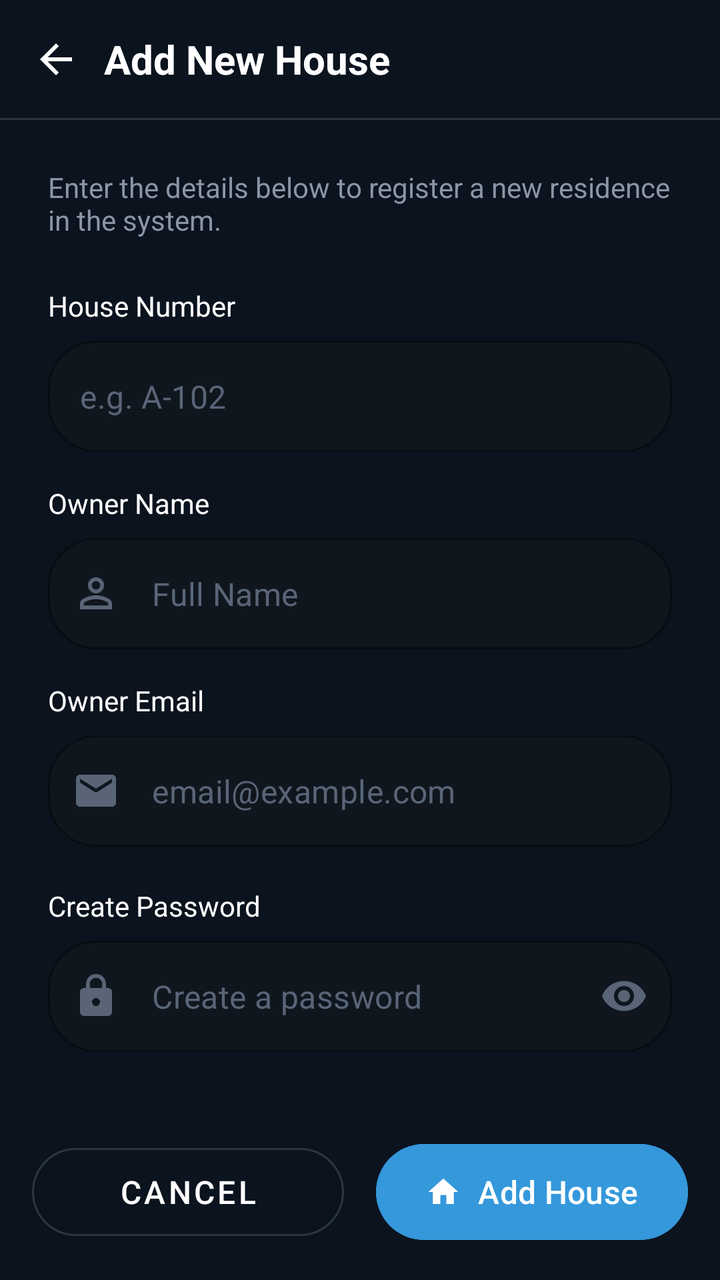
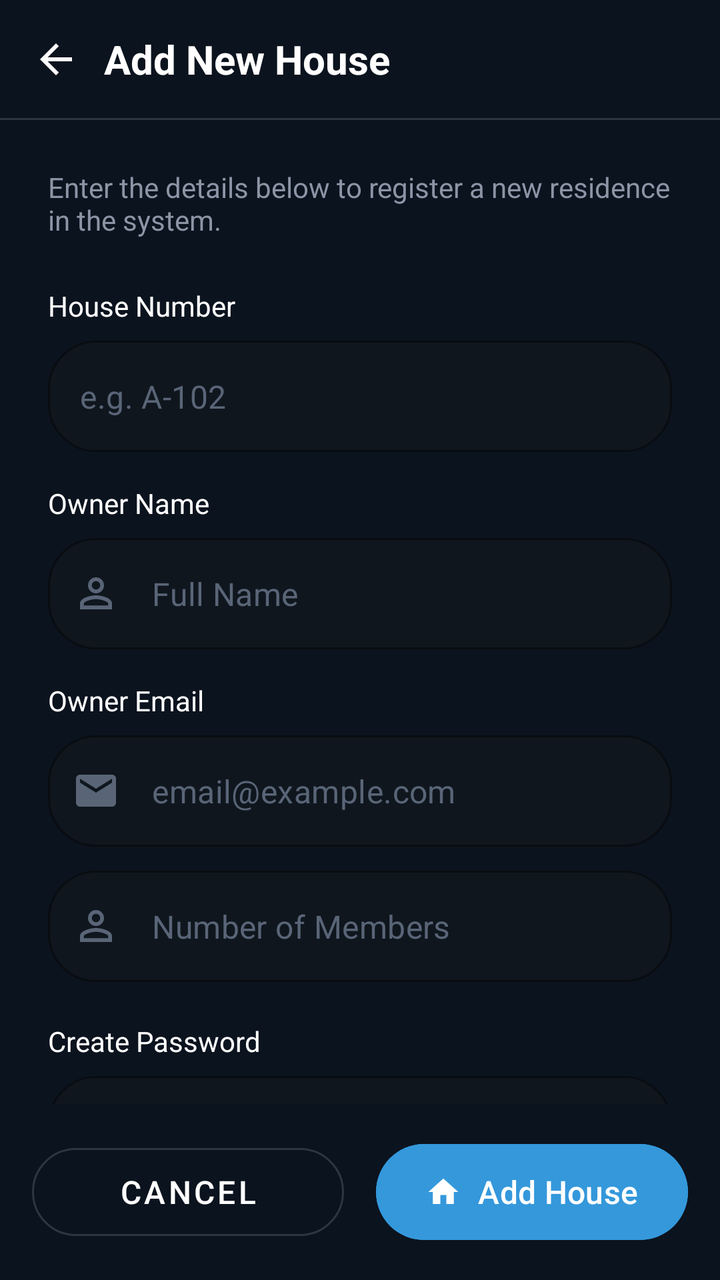

Before-and-after screenshots of an Android layout around one commit, followed by the original layout XML and the change that was made.
<!-- AndroidManifest.xml: application theme Theme.HouseVisitorManagementSystem -->
<!-- res/layout/activity_add_house.xml -->
<?xml version="1.0" encoding="utf-8"?>
<androidx.constraintlayout.widget.ConstraintLayout xmlns:android="http://schemas.android.com/apk/res/android"
    xmlns:app="http://schemas.android.com/apk/res-auto"
    xmlns:tools="http://schemas.android.com/tools"
    android:id="@+id/main"
    android:layout_width="match_parent"
    android:layout_height="match_parent"
    android:background="@color/night_blue"
    tools:context=".AddHouseActivity">

    <androidx.constraintlayout.widget.ConstraintLayout
        android:id="@+id/headerLayout"
        android:layout_width="match_parent"
        android:layout_height="wrap_content"
        android:padding="16dp"
        app:layout_constraintTop_toTopOf="parent">

        <ImageView
            android:id="@+id/btnBack"
            android:layout_width="24dp"
            android:layout_height="24dp"
            android:contentDescription="@string/back"
            android:src="@drawable/ic_arrow_back"
            app:layout_constraintBottom_toBottomOf="parent"
            app:layout_constraintStart_toStartOf="parent"
            app:layout_constraintTop_toTopOf="parent"
            app:tint="@color/white" />

        <TextView
            android:layout_width="wrap_content"
            android:layout_height="wrap_content"
            android:layout_marginStart="12dp"
            android:text="@string/add_new_house"
            android:textColor="@color/white"
            android:textSize="20sp"
            android:textStyle="bold"
            app:layout_constraintBottom_toBottomOf="parent"
            app:layout_constraintStart_toEndOf="@id/btnBack"
            app:layout_constraintTop_toTopOf="parent" />


    </androidx.constraintlayout.widget.ConstraintLayout>

    <View
        android:id="@+id/divider"
        android:layout_width="match_parent"
        android:layout_height="1dp"
        android:background="@color/slate_blue_gray"
        app:layout_constraintTop_toBottomOf="@id/headerLayout" />

    <androidx.core.widget.NestedScrollView
        android:layout_width="match_parent"
        android:layout_height="0dp"
        android:fillViewport="true"
        app:layout_constraintBottom_toTopOf="@id/footerLayout"
        app:layout_constraintTop_toBottomOf="@id/divider">

        <LinearLayout
            android:layout_width="match_parent"
            android:layout_height="wrap_content"
            android:orientation="vertical"
            android:padding="24dp">

            <TextView
                android:layout_width="match_parent"
                android:layout_height="wrap_content"
                android:layout_marginBottom="24dp"
                android:text="@string/add_new_house_info"
                android:textColor="@color/steel_blue_gray"
                android:textSize="14sp" />

            <TextView
                android:layout_width="wrap_content"
                android:layout_height="wrap_content"
                android:layout_marginBottom="8dp"
                android:text="@string/house_number"
                android:textColor="@color/white"
                android:textSize="14sp" />

            <com.google.android.material.textfield.TextInputLayout
                android:id="@+id/etHouseNumber"
                style="@style/Widget.MaterialComponents.TextInputLayout.OutlinedBox"
                android:layout_width="match_parent"
                android:layout_height="wrap_content"
                android:layout_marginBottom="16dp"
                app:boxBackgroundColor="@color/charcoal_navy"
                app:boxCornerRadiusBottomEnd="24dp"
                app:boxCornerRadiusBottomStart="24dp"
                app:boxCornerRadiusTopEnd="24dp"
                app:boxCornerRadiusTopStart="24dp"
                app:boxStrokeColor="@color/slate_blue_gray"
                app:boxStrokeWidth="1dp"
                app:hintEnabled="false">

                <com.google.android.material.textfield.TextInputEditText
                    android:layout_width="match_parent"
                    android:layout_height="wrap_content"
                    android:hint="@string/house_number_hint"
                    android:inputType="text"
                    android:textColor="@color/white"
                    android:textColorHint="@color/slate_gray" />
            </com.google.android.material.textfield.TextInputLayout>

            <TextView
                android:layout_width="wrap_content"
                android:layout_height="wrap_content"
                android:layout_marginBottom="8dp"
                android:text="@string/owner_name"
                android:textColor="@color/white"
                android:textSize="14sp" />

            <com.google.android.material.textfield.TextInputLayout
                android:id="@+id/etOwnerName"
                style="@style/Widget.MaterialComponents.TextInputLayout.OutlinedBox"
                android:layout_width="match_parent"
                android:layout_height="wrap_content"
                android:layout_marginBottom="16dp"
                app:boxBackgroundColor="@color/charcoal_navy"
                app:boxCornerRadiusBottomEnd="24dp"
                app:boxCornerRadiusBottomStart="24dp"
                app:boxCornerRadiusTopEnd="24dp"
                app:boxCornerRadiusTopStart="24dp"
                app:boxStrokeColor="@color/slate_blue_gray"
                app:boxStrokeWidth="1dp"
                app:hintEnabled="false"
                app:startIconDrawable="@drawable/ic_person_outline"
                app:startIconTint="@color/slate_gray">

                <com.google.android.material.textfield.TextInputEditText
                    android:layout_width="match_parent"
                    android:layout_height="wrap_content"
                    android:hint="@string/full_name"
                    android:inputType="textPersonName"
                    android:textColor="@color/white"
                    android:textColorHint="@color/slate_gray" />
            </com.google.android.material.textfield.TextInputLayout>

            <TextView
                android:layout_width="wrap_content"
                android:layout_height="wrap_content"
                android:layout_marginBottom="8dp"
                android:text="@string/owner_email"
                android:textColor="@color/white"
                android:textSize="14sp" />

            <com.google.android.material.textfield.TextInputLayout
                android:id="@+id/etOwnerEmail"
                style="@style/Widget.MaterialComponents.TextInputLayout.OutlinedBox"
                android:layout_width="match_parent"
                android:layout_height="wrap_content"
                android:layout_marginBottom="4dp"
                app:boxBackgroundColor="@color/charcoal_navy"
                app:boxCornerRadiusBottomEnd="24dp"
                app:boxCornerRadiusBottomStart="24dp"
                app:boxCornerRadiusTopEnd="24dp"
                app:boxCornerRadiusTopStart="24dp"
                app:boxStrokeColor="@color/slate_blue_gray"
                app:boxStrokeWidth="1dp"
                app:hintEnabled="false"
                app:startIconDrawable="@drawable/ic_email_send"
                app:startIconTint="@color/slate_gray">

                <com.google.android.material.textfield.TextInputEditText
                    android:layout_width="match_parent"
                    android:layout_height="wrap_content"
                    android:hint="@string/email_hint"
                    android:inputType="textEmailAddress"
                    android:textColor="@color/white"
                    android:textColorHint="@color/slate_gray" />
            </com.google.android.material.textfield.TextInputLayout>

            <Space
                android:layout_width="match_parent"
                android:layout_height="16dp"
                android:visibility="visible" 
                tools:visibility="gone"/> 

            <TextView
                android:layout_width="wrap_content"
                android:layout_height="wrap_content"
                android:layout_marginBottom="8dp"
                android:text="@string/create_password"
                android:textColor="@color/white"
                android:textSize="14sp" />

            <com.google.android.material.textfield.TextInputLayout
                android:id="@+id/etPassword"
                style="@style/Widget.MaterialComponents.TextInputLayout.OutlinedBox"
                android:layout_width="match_parent"
                android:layout_height="wrap_content"
                app:boxBackgroundColor="@color/charcoal_navy"
                app:boxCornerRadiusBottomEnd="24dp"
                app:boxCornerRadiusBottomStart="24dp"
                app:boxCornerRadiusTopEnd="24dp"
                app:boxCornerRadiusTopStart="24dp"
                app:boxStrokeColor="@color/slate_blue_gray"
                app:boxStrokeWidth="1dp"
                app:endIconMode="password_toggle"
                app:endIconTint="@color/slate_gray"
                app:hintEnabled="false"
                app:startIconDrawable="@drawable/ic_lock_outline"
                app:startIconTint="@color/slate_gray">

                <com.google.android.material.textfield.TextInputEditText
                    android:layout_width="match_parent"
                    android:layout_height="wrap_content"
                    android:hint="@string/create_a_password"
                    android:inputType="textPassword"
                    android:textColor="@color/white"
                    android:textColorHint="@color/slate_gray" />
            </com.google.android.material.textfield.TextInputLayout>

        </LinearLayout>
    </androidx.core.widget.NestedScrollView>

    <LinearLayout
        android:id="@+id/footerLayout"
        android:layout_width="match_parent"
        android:layout_height="wrap_content"
        android:orientation="horizontal"
        android:padding="16dp"
        app:layout_constraintBottom_toBottomOf="parent">

        <com.google.android.material.button.MaterialButton
            android:id="@+id/btnCancel"
            style="@style/Widget.MaterialComponents.Button.OutlinedButton"
            android:layout_width="0dp"
            android:layout_height="56dp"
            android:layout_marginEnd="8dp"
            android:layout_weight="1"
            android:text="@string/cancel"
            android:textColor="@color/white"
            android:textSize="16sp"
            app:cornerRadius="28dp"
            app:strokeColor="@color/slate_blue_gray"
            app:strokeWidth="1dp" />

        <com.google.android.material.button.MaterialButton
            android:id="@+id/btnAddHouse"
            android:layout_width="0dp"
            android:layout_height="56dp"
            android:layout_marginStart="8dp"
            android:layout_weight="1"
            android:backgroundTint="@color/bright_blue"
            android:text="@string/add_house"
            android:textColor="@color/white"
            android:textSize="16sp"
            app:cornerRadius="28dp"
            app:icon="@drawable/ic_home_filled"
            app:iconGravity="textStart"
            app:iconTint="@color/white" />

    </LinearLayout>

</androidx.constraintlayout.widget.ConstraintLayout>
<!-- resources referenced by this layout -->
<resources>
  <color name="bright_blue">#3498DB</color>
  <color name="charcoal_navy">#0F161E</color>
  <color name="night_blue">#0B131E</color>
  <color name="slate_blue_gray">#2C3643</color>
  <color name="slate_gray">#596577</color>
  <color name="steel_blue_gray">#8B95A5</color>
  <color name="white">#FFFFFF</color>
  <!-- drawable ic_arrow_back (drawable) -->
  <vector xmlns:android="http://schemas.android.com/apk/res/android"
      android:width="24dp"
      android:height="24dp"
      android:viewportWidth="24"
      android:viewportHeight="24">
      <path
          android:fillColor="#FFFFFF"
          android:pathData="M20,11H7.83l5.59,-5.59L12,4l-8,8 8,8 1.41,-1.41L7.83,13H20v-2z" />
  </vector>
  <!-- drawable ic_email_send (drawable) -->
  <vector xmlns:android="http://schemas.android.com/apk/res/android"
      android:width="24dp"
      android:height="24dp"
      android:viewportWidth="24"
      android:viewportHeight="24">
      <path
          android:fillColor="#FFFFFF"
          android:pathData="M20,4H4c-1.1,0 -1.99,0.9 -1.99,2L2,18c0,1.1 0.9,2 2,2h16c1.1,0 2,-0.9 2,-2V6c0,-1.1 -0.9,-2 -2,-2zM20,8l-8,5 -8,-5V6l8,5 8,-5v2z" />
  </vector>
  <!-- drawable ic_home_filled (drawable) -->
  <vector xmlns:android="http://schemas.android.com/apk/res/android"
      android:width="24dp"
      android:height="24dp"
      android:viewportWidth="24"
      android:viewportHeight="24">
      <path
          android:fillColor="#FFFFFF"
          android:pathData="M10,20v-6h4v6h5v-8h3L12,3 2,12h3v8z" />
  </vector>
  <!-- drawable ic_lock_outline (drawable) -->
  <vector xmlns:android="http://schemas.android.com/apk/res/android"
      android:width="24dp"
      android:height="24dp"
      android:viewportWidth="24"
      android:viewportHeight="24">
      <path
          android:fillColor="#FFFFFF"
          android:pathData="M18,8h-1V6c0,-2.76 -2.24,-5 -5,-5S7,3.24 7,6v2H6c-1.1,0 -2,0.9 -2,2v10c0,1.1 0.9,2 2,2h12c1.1,0 2,-0.9 2,-2V10C20,8.9 19.1,8 18,8zM12,17c-1.1,0 -2,-0.9 -2,-2c0,-1.1 0.9,-2 2,-2s2,0.9 2,2C14,16.1 13.1,17 12,17zM15.1,8H8.9V6c0,-1.71 1.39,-3.1 3.1,-3.1s3.1,1.39 3.1,3.1V8z" />
  </vector>
  <!-- drawable ic_person_outline (drawable) -->
  <vector xmlns:android="http://schemas.android.com/apk/res/android"
      android:width="24dp"
      android:height="24dp"
      android:viewportWidth="24"
      android:viewportHeight="24">
      <path
          android:fillColor="#FFFFFF"
          android:pathData="M12,5.9c1.16,0 2.1,0.94 2.1,2.1s-0.94,2.1 -2.1,2.1S9.9,9.16 9.9,8S10.84,5.9 12,5.9M12,14.9c2.97,0 6.1,1.46 6.1,2.1v1.1H5.9V17C5.9,16.36 9.03,14.9 12,14.9M12,4C9.79,4 8,5.79 8,8s1.79,4 4,4s4,-1.79 4,-4S14.21,4 12,4L12,4zM12,13c-2.67,0 -8,1.34 -8,4v3h16v-3C20,14.34 14.67,13 12,13L12,13z" />
  </vector>
  <string name="add_house">Add House</string>
  <string name="add_new_house">Add New House</string>
  <string name="add_new_house_info">Enter the details below to register a new residence in the system.</string>
  <string name="back">Back</string>
  <string name="cancel">Cancel</string>
  <string name="create_a_password">Create a password</string>
  <string name="create_password">Create Password</string>
  <string name="email_hint">email@example.com</string>
  <string name="full_name">Full Name</string>
  <string name="house_number">House Number</string>
  <string name="house_number_hint">e.g. A-102</string>
  <string name="owner_email">Owner Email</string>
  <string name="owner_name">Owner Name</string>
  <style name="Theme.HouseVisitorManagementSystem" parent="Base.Theme.HouseVisitorManagementSystem" />
  <style name="Base.Theme.HouseVisitorManagementSystem" parent="Theme.Material3.DayNight.NoActionBar">
          
          
      </style>
</resources>

<!-- the commit's change to res/layout/activity_add_house.xml (unified diff, before → after) -->
@@ -165,6 +165,33 @@
                     android:layout_height="wrap_content"
                     android:hint="@string/email_hint"
                     android:inputType="textEmailAddress"
+                    android:textColor="@color/white"
+                    android:textColorHint="@color/slate_gray" />
+            </com.google.android.material.textfield.TextInputLayout>
+
+            <com.google.android.material.textfield.TextInputLayout
+                android:id="@+id/etMembers"
+                style="@style/Widget.MaterialComponents.TextInputLayout.OutlinedBox"
+                android:layout_width="match_parent"
+                android:layout_height="wrap_content"
+                android:layout_marginTop="8dp"
+                android:layout_marginBottom="4dp"
+                app:boxBackgroundColor="@color/charcoal_navy"
+                app:boxCornerRadiusBottomEnd="24dp"
+                app:boxCornerRadiusBottomStart="24dp"
+                app:boxCornerRadiusTopEnd="24dp"
+                app:boxCornerRadiusTopStart="24dp"
+                app:boxStrokeColor="@color/slate_blue_gray"
+                app:boxStrokeWidth="1dp"
+                app:hintEnabled="false"
+                app:startIconDrawable="@drawable/ic_person_outline"
+                app:startIconTint="@color/slate_gray">
+
+                <com.google.android.material.textfield.TextInputEditText
+                    android:layout_width="match_parent"
+                    android:layout_height="wrap_content"
+                    android:hint="Number of Members"
+                    android:inputType="number"
                     android:textColor="@color/white"
                     android:textColorHint="@color/slate_gray" />
             </com.google.android.material.textfield.TextInputLayout>
